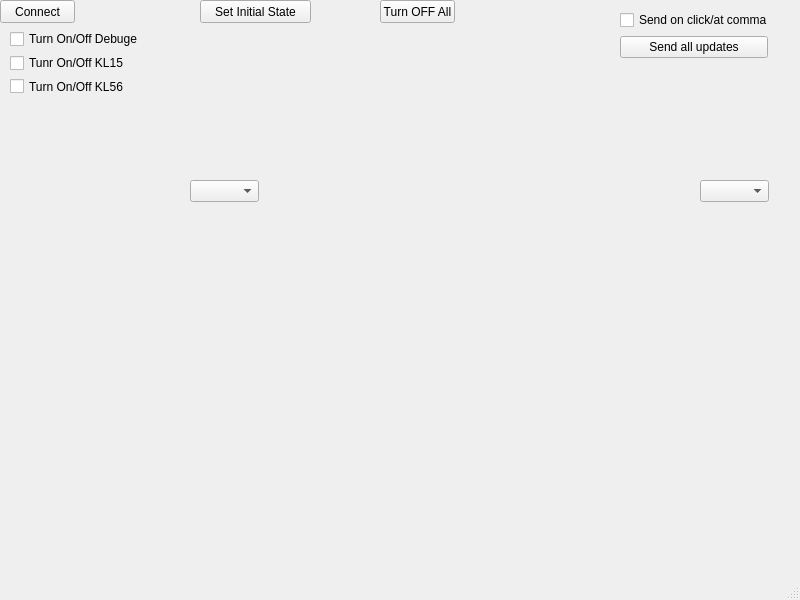
The window that Software/DesktopApp/RelayControl/mainwindow.ui (burmistrok/RelayControl) describes before a commit, drawn with Qt 5.
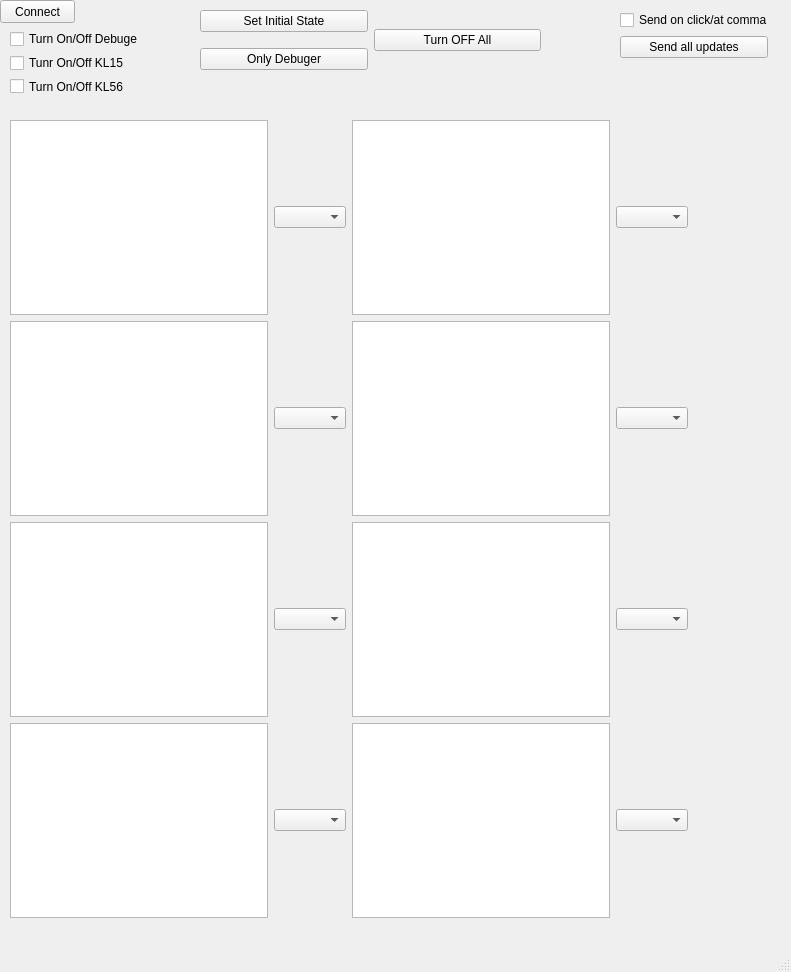
The same window after the commit.

Commit message: Some backup of initial working version of integration of QSerialPort to the project

```diff
--- a/Software/DesktopApp/RelayControl/mainwindow.ui
+++ b/Software/DesktopApp/RelayControl/mainwindow.ui
@@ -6,8 +6,8 @@
    <rect>
     <x>0</x>
     <y>0</y>
-    <width>800</width>
-    <height>600</height>
+    <width>791</width>
+    <height>972</height>
    </rect>
   </property>
   <property name="windowTitle">
@@ -27,53 +27,7 @@
      <string>Connect</string>
     </property>
    </widget>
-   <widget class="QPushButton" name="pushButton">
-    <property name="geometry">
-     <rect>
-      <x>200</x>
-      <y>0</y>
-      <width>111</width>
-      <height>23</height>
-     </rect>
-    </property>
-    <property name="text">
-     <string>Set Initial State</string>
-    </property>
-   </widget>
-   <widget class="QPushButton" name="pushButton_2">
-    <property name="geometry">
-     <rect>
-      <x>380</x>
-      <y>0</y>
-      <width>75</width>
-      <height>23</height>
-     </rect>
-    </property>
-    <property name="text">
-     <string>Turn OFF All</string>
-    </property>
-   </widget>
-   <widget class="QComboBox" name="comboBoxErr1_1">
-    <property name="geometry">
-     <rect>
-      <x>190</x>
-      <y>180</y>
-      <width>69</width>
-      <height>22</height>
-     </rect>
-    </property>
-   </widget>
-   <widget class="QComboBox" name="comboBoxErr2_1">
-    <property name="geometry">
-     <rect>
-      <x>700</x>
-      <y>180</y>
-      <width>69</width>
-      <height>22</height>
-     </rect>
-    </property>
-   </widget>
-   <widget class="QWidget" name="">
+   <widget class="QWidget" name="layoutWidget">
     <property name="geometry">
      <rect>
       <x>620</x>
@@ -99,7 +53,7 @@
      </item>
     </layout>
    </widget>
-   <widget class="QWidget" name="">
+   <widget class="QWidget" name="layoutWidget">
     <property name="geometry">
      <rect>
       <x>10</x>
@@ -132,6 +86,143 @@
      </item>
     </layout>
    </widget>
+   <widget class="QWidget" name="">
+    <property name="geometry">
+     <rect>
+      <x>10</x>
+      <y>120</y>
+      <width>678</width>
+      <height>798</height>
+     </rect>
+    </property>
+    <layout class="QHBoxLayout" name="horizontalLayout_9">
+     <item>
+      <layout class="QVBoxLayout" name="verticalLayout_3">
+       <item>
+        <layout class="QHBoxLayout" name="horizontalLayout">
+         <item>
+          <widget class="QTextEdit" name="ErrPos1_1"/>
+         </item>
+         <item>
+          <widget class="QComboBox" name="comboBoxErr1_1"/>
+         </item>
+        </layout>
+       </item>
+       <item>
+        <layout class="QHBoxLayout" name="horizontalLayout_2">
+         <item>
+          <widget class="QTextEdit" name="ErrPos1_2"/>
+         </item>
+         <item>
+          <widget class="QComboBox" name="comboBoxErr1_2"/>
+         </item>
+        </layout>
+       </item>
+       <item>
+        <layout class="QHBoxLayout" name="horizontalLayout_3">
+         <item>
+          <widget class="QTextEdit" name="ErrPos1_3"/>
+         </item>
+         <item>
+          <widget class="QComboBox" name="comboBoxErr1_3"/>
+         </item>
+        </layout>
+       </item>
+       <item>
+        <layout class="QHBoxLayout" name="horizontalLayout_4">
+         <item>
+          <widget class="QTextEdit" name="ErrPos1_4"/>
+         </item>
+         <item>
+          <widget class="QComboBox" name="comboBoxErr1_4"/>
+         </item>
+        </layout>
+       </item>
+      </layout>
+     </item>
+     <item>
+      <layout class="QVBoxLayout" name="verticalLayout_4">
+       <item>
+        <layout class="QHBoxLayout" name="horizontalLayout_5">
+         <item>
+          <widget class="QTextEdit" name="ErrPos2_1"/>
+         </item>
+         <item>
+          <widget class="QComboBox" name="comboBoxErr2_1"/>
+         </item>
+        </layout>
+       </item>
+       <item>
+        <layout class="QHBoxLayout" name="horizontalLayout_6">
+         <item>
+          <widget class="QTextEdit" name="ErrPos2_2"/>
+         </item>
+         <item>
+          <widget class="QComboBox" name="comboBoxErr2_2"/>
+         </item>
+        </layout>
+       </item>
+       <item>
+        <layout class="QHBoxLayout" name="horizontalLayout_7">
+         <item>
+          <widget class="QTextEdit" name="ErrPos2_3"/>
+         </item>
+         <item>
+          <widget class="QComboBox" name="comboBoxErr2_3"/>
+         </item>
+        </layout>
+       </item>
+       <item>
+        <layout class="QHBoxLayout" name="horizontalLayout_8">
+         <item>
+          <widget class="QTextEdit" name="ErrPos2_4"/>
+         </item>
+         <item>
+          <widget class="QComboBox" name="comboBoxErr2_4"/>
+         </item>
+        </layout>
+       </item>
+      </layout>
+     </item>
+    </layout>
+   </widget>
+   <widget class="QWidget" name="">
+    <property name="geometry">
+     <rect>
+      <x>200</x>
+      <y>0</y>
+      <width>341</width>
+      <height>81</height>
+     </rect>
+    </property>
+    <layout class="QHBoxLayout" name="horizontalLayout_10">
+     <item>
+      <layout class="QVBoxLayout" name="verticalLayout_5">
+       <item>
+        <widget class="QPushButton" name="setInitStsButton">
+         <property name="text">
+          <string>Set Initial State</string>
+         </property>
+        </widget>
+       </item>
+       <item>
+        <widget class="QPushButton" name="OnlyDbgButton">
+         <property name="text">
+          <string>Only Debuger</string>
+         </property>
+        </widget>
+       </item>
+      </layout>
+     </item>
+     <item>
+      <widget class="QPushButton" name="turnOffAllButton">
+       <property name="text">
+        <string>Turn OFF All</string>
+       </property>
+      </widget>
+     </item>
+    </layout>
+   </widget>
   </widget>
   <widget class="QMenuBar" name="menubar">
    <property name="geometry">
```
Left out of the diff: 2 changed lines with no effect on the pictures. The commit also changes 16 other files.
